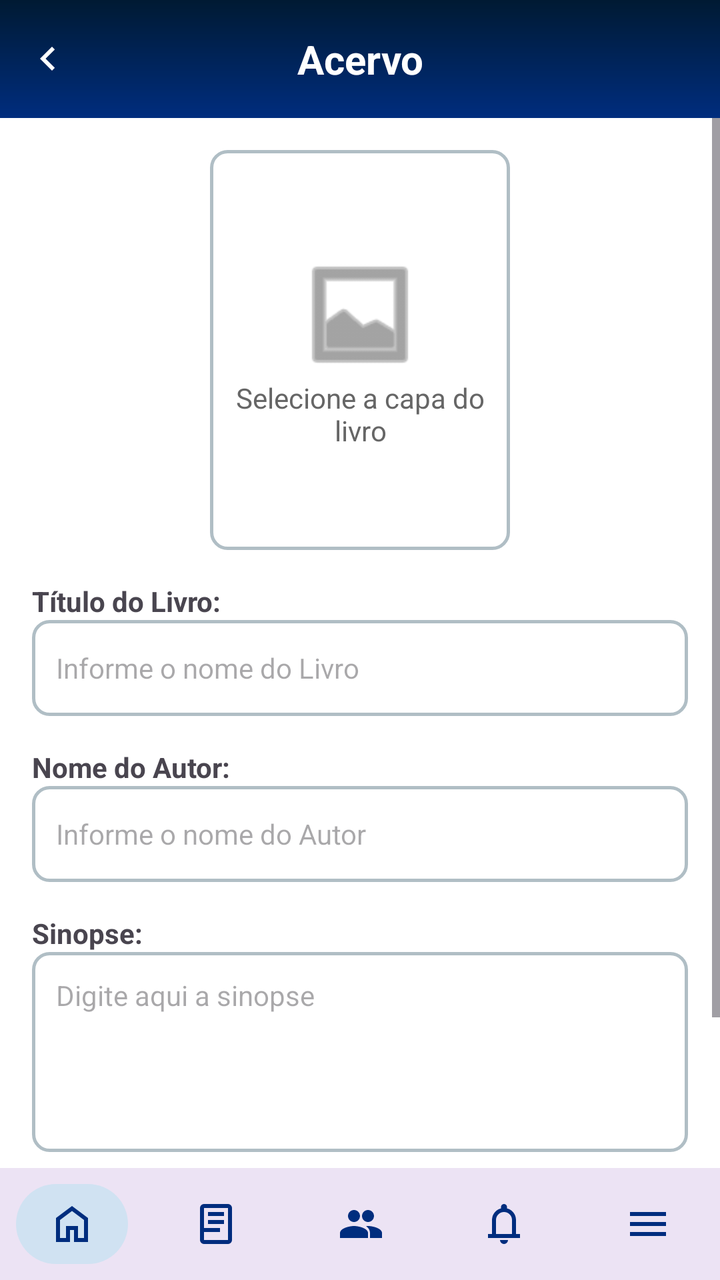
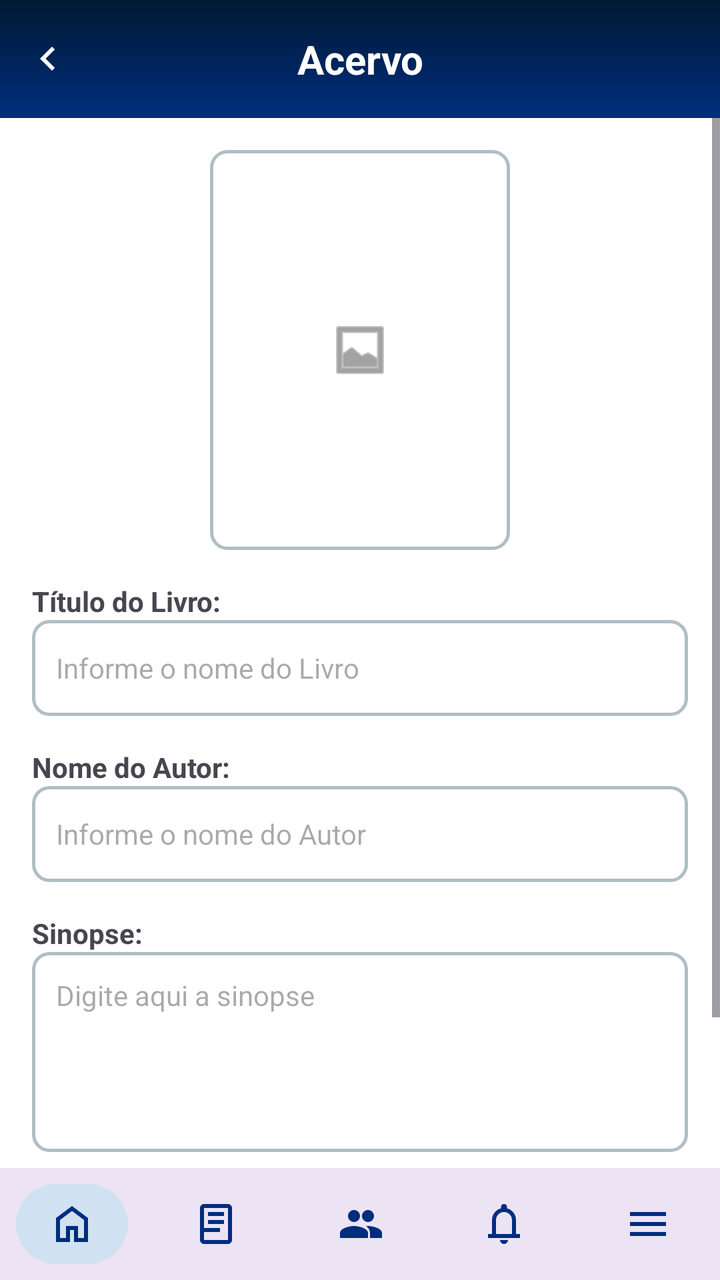

The first picture is an Android layout as it rendered before a commit; the second is the same layout after the commit. The layout source and the unified diff follow.
<!-- AndroidManifest.xml: application theme Theme.Bibliotecaapp -->
<!-- res/layout/tela_cadastro_livro.xml -->
<?xml version="1.0" encoding="utf-8"?>
<LinearLayout xmlns:android="http://schemas.android.com/apk/res/android"
    xmlns:app="http://schemas.android.com/apk/res-auto"
    android:layout_width="match_parent"
    android:layout_height="match_parent"
    android:background="#FFFFFF"
    android:orientation="vertical">

    
    <RelativeLayout
        android:layout_width="match_parent"
        android:layout_height="wrap_content"
        android:background="@drawable/background_header">

        <ImageButton
            android:id="@+id/btnVoltar"
            android:layout_width="48dp"
            android:layout_height="48dp"
            android:layout_centerVertical="true"
            android:background="?attr/selectableItemBackgroundBorderless"
            android:src="@drawable/ic_leftarrow"
            app:tint="#FFFFFF"
            android:contentDescription="Voltar" />

        <TextView
            android:layout_width="match_parent"
            android:layout_height="wrap_content"
            android:gravity="center"
            android:padding="16dp"
            android:text="Acervo"
            android:textColor="#FFFFFF"
            android:textSize="20sp"
            android:textStyle="bold" />
    </RelativeLayout>

    <ScrollView
        android:layout_width="match_parent"
        android:layout_height="0dp"
        android:layout_weight="1">

        <LinearLayout
            android:layout_width="match_parent"
            android:layout_height="wrap_content"
            android:orientation="vertical"
            android:padding="16dp">

            
            <LinearLayout
                android:layout_width="150dp"
                android:layout_height="200dp"
                android:layout_gravity="center_horizontal"
                android:layout_marginBottom="16dp"
                android:background="@drawable/background_campo_input"
                android:gravity="center"
                android:orientation="vertical"
                android:padding="8dp">

                <ImageView
                    android:layout_width="64dp"
                    android:layout_height="64dp"
                    android:src="@android:drawable/ic_menu_gallery"
                    app:tint="#666666"
                    android:contentDescription="Selecionar imagem" />

                <TextView
                    android:layout_width="wrap_content"
                    android:layout_height="wrap_content"
                    android:gravity="center"
                    android:text="Selecione a capa do livro"
                    android:textColor="#666666" />
            </LinearLayout>

            <TextView
                android:layout_width="wrap_content"
                android:layout_height="wrap_content"
                android:text="Título do Livro:"
                android:textStyle="bold" />

            <EditText
                android:id="@+id/edtTituloLivro"
                android:layout_width="match_parent"
                android:layout_height="48dp"
                android:layout_marginBottom="16dp"
                android:background="@drawable/background_campo_input"
                android:hint="Informe o nome do Livro"
                android:padding="12dp"
                android:textSize="14sp"
                android:inputType="text"
                android:importantForAutofill="no" />

            <TextView
                android:layout_width="wrap_content"
                android:layout_height="wrap_content"
                android:text="Nome do Autor:"
                android:textStyle="bold" />

            <EditText
                android:id="@+id/edtNomeAutor"
                android:layout_width="match_parent"
                android:layout_height="48dp"
                android:layout_marginBottom="16dp"
                android:background="@drawable/background_campo_input"
                android:hint="Informe o nome do Autor"
                android:padding="12dp"
                android:textSize="14sp"
                android:inputType="textPersonName"
                android:importantForAutofill="no" />

            <TextView
                android:layout_width="wrap_content"
                android:layout_height="wrap_content"
                android:text="Sinopse:"
                android:textStyle="bold" />

            <EditText
                android:id="@+id/edtSinopse"
                android:layout_width="match_parent"
                android:layout_height="100dp"
                android:layout_marginBottom="32dp"
                android:background="@drawable/background_campo_input"
                android:gravity="top"
                android:hint="Digite aqui a sinopse"
                android:padding="12dp"
                android:textSize="14sp"
                android:inputType="textMultiLine"
                android:importantForAutofill="no" />

            <androidx.appcompat.widget.AppCompatButton
                android:id="@+id/btnEnviar"
                android:layout_width="match_parent"
                android:layout_height="wrap_content"
                android:background="@drawable/background_campo_input"
                android:text="ENVIAR"
                android:textStyle="bold" />

        </LinearLayout>
    </ScrollView>

    
    <include layout="@layout/navbar_admin_layout" />

</LinearLayout>
<!-- res/layout/navbar_admin_layout.xml (included above) -->
<?xml version="1.0" encoding="utf-8"?>
<com.google.android.material.bottomnavigation.BottomNavigationView
    xmlns:android="http://schemas.android.com/apk/res/android"
    xmlns:app="http://schemas.android.com/apk/res-auto"
    android:id="@+id/bottomNavAdmin"
    style="@style/NavBar"
    android:layout_width="match_parent"
    android:layout_height="wrap_content"
    app:menu="@menu/admin_bottom_menu"/>
<!-- resources referenced by this layout -->
<resources>
  <!-- drawable background_campo_input (drawable) -->
  <?xml version="1.0" encoding="utf-8"?>
  <shape xmlns:android="http://schemas.android.com/apk/res/android"
      android:shape="rectangle">
  
      <solid android:color="#FFFFFF" />
  
      <stroke
          android:width="1.5dp"
          android:color="#B0BEC5" />
  
      <corners android:radius="8dp" />
  
  </shape>
  <!-- drawable background_header (drawable) -->
  <?xml version="1.0" encoding="utf-8"?>
  <shape xmlns:android="http://schemas.android.com/apk/res/android">
  
      <gradient
          android:type="linear"
          android:angle="270"
          android:startColor="#001A33"
          android:endColor="#002D7E" />
  
      <corners android:radius="0dp" />
  
  </shape>
  <!-- drawable ic_leftarrow (drawable) -->
  <vector xmlns:android="http://schemas.android.com/apk/res/android"
      android:width="24dp"
      android:height="24dp"
      android:viewportWidth="960"
      android:viewportHeight="960">
    <path
        android:pathData="M560,720 L320,480l240,-240 56,56 -184,184 184,184 -56,56Z"
        android:fillColor="#FFFFFF"/>
  </vector>
  <style name="NavBar" parent="Widget.MaterialComponents.BottomNavigationView">
          <item name="itemBackground">@drawable/nav_item_background</item>
          <item name="itemRippleColor">@android:color/transparent</item>
          <item name="itemIconTint">#002D7E</item>
          <item name="itemTextColor">@null</item>
          <item name="labelVisibilityMode">unlabeled</item>
      </style>
  <style name="Theme.Bibliotecaapp" parent="Base.Theme.Bibliotecaapp" />
  <!-- drawable nav_item_background (drawable) -->
  <?xml version="1.0" encoding="utf-8"?>
  <selector xmlns:android="http://schemas.android.com/apk/res/android">
  
      
      <item android:state_checked="true">
          <inset
              android:insetLeft="8dp"
              android:insetRight="8dp"
              android:insetTop="8dp"
              android:insetBottom="8dp">
  
              <shape android:shape="rectangle">
                  <solid android:color="#D0E2F2"/>
                  <corners android:radius="100dp"/>
              </shape>
  
          </inset>
      </item>
  
      
      <item>
          <color android:color="@android:color/transparent"/>
      </item>
  
  </selector>
  <style name="Base.Theme.Bibliotecaapp" parent="Theme.Material3.DayNight.NoActionBar">
          
          
      </style>
</resources>

<!-- the commit's change to res/layout/tela_cadastro_livro.xml (unified diff, before → after) -->
@@ -46,6 +46,7 @@
 
             
             <LinearLayout
+                android:id="@+id/containerSelecaoImagem"
                 android:layout_width="150dp"
                 android:layout_height="200dp"
                 android:layout_gravity="center_horizontal"
@@ -53,16 +54,21 @@
                 android:background="@drawable/background_campo_input"
                 android:gravity="center"
                 android:orientation="vertical"
-                android:padding="8dp">
+                android:padding="8dp"
+                android:clickable="true"
+                android:focusable="true">
 
                 <ImageView
-                    android:layout_width="64dp"
-                    android:layout_height="64dp"
+                    android:id="@+id/imgCapaLivro"
+                    android:layout_width="match_parent"
+                    android:layout_height="match_parent"
+                    android:scaleType="centerInside"
                     android:src="@android:drawable/ic_menu_gallery"
                     app:tint="#666666"
                     android:contentDescription="Selecionar imagem" />
 
                 <TextView
+                    android:id="@+id/txtMensagemImagem"
                     android:layout_width="wrap_content"
                     android:layout_height="wrap_content"
                     android:gravity="center"
